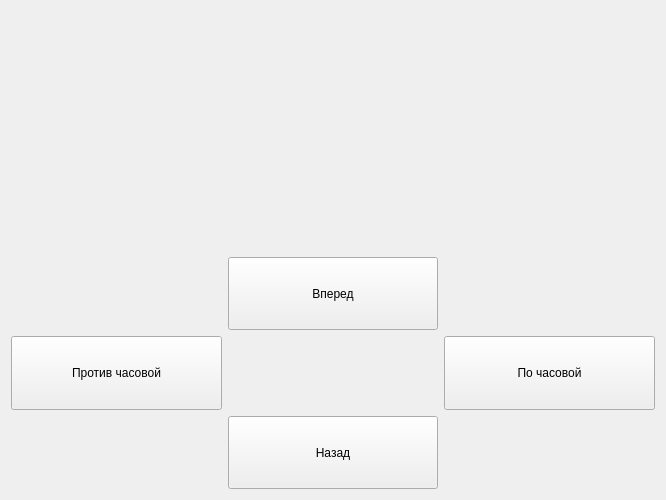
Kubikator/youbot_ros2_controller, file src/youbot_webots_controller/ui/UI_PlatformCTL.ui: the form before one commit.
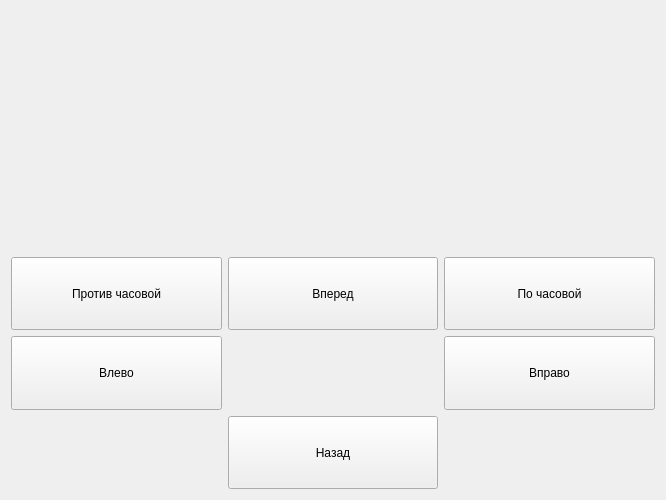
The form after the commit.

The edit to the form file:
```diff
--- a/src/youbot_webots_controller/ui/UI_PlatformCTL.ui
+++ b/src/youbot_webots_controller/ui/UI_PlatformCTL.ui
@@ -121,23 +121,20 @@
        </property>
       </widget>
      </item>
-     <item row="1" column="0">
-      <widget class="QPushButton" name="b_counterClockwise">
-       <property name="sizePolicy">
-        <sizepolicy hsizetype="Expanding" vsizetype="Expanding">
-         <horstretch>0</horstretch>
-         <verstretch>0</verstretch>
-        </sizepolicy>
-       </property>
-       <property name="text">
-        <string>Против часовой</string>
-       </property>
-       <property name="checkable">
-        <bool>false</bool>
-       </property>
-      </widget>
-     </item>
      <item row="1" column="2">
+      <widget class="QPushButton" name="b_right">
+       <property name="sizePolicy">
+        <sizepolicy hsizetype="Expanding" vsizetype="Expanding">
+         <horstretch>0</horstretch>
+         <verstretch>0</verstretch>
+        </sizepolicy>
+       </property>
+       <property name="text">
+        <string>Вправо</string>
+       </property>
+      </widget>
+     </item>
+     <item row="0" column="2">
       <widget class="QPushButton" name="b_clockwise">
        <property name="sizePolicy">
         <sizepolicy hsizetype="Expanding" vsizetype="Expanding">
@@ -153,6 +150,35 @@
        </property>
       </widget>
      </item>
+     <item row="1" column="0">
+      <widget class="QPushButton" name="b_left">
+       <property name="sizePolicy">
+        <sizepolicy hsizetype="Expanding" vsizetype="Expanding">
+         <horstretch>0</horstretch>
+         <verstretch>0</verstretch>
+        </sizepolicy>
+       </property>
+       <property name="text">
+        <string>Влево</string>
+       </property>
+      </widget>
+     </item>
+     <item row="0" column="0">
+      <widget class="QPushButton" name="b_counterClockwise">
+       <property name="sizePolicy">
+        <sizepolicy hsizetype="Expanding" vsizetype="Expanding">
+         <horstretch>0</horstretch>
+         <verstretch>0</verstretch>
+        </sizepolicy>
+       </property>
+       <property name="text">
+        <string>Против часовой</string>
+       </property>
+       <property name="checkable">
+        <bool>false</bool>
+       </property>
+      </widget>
+     </item>
     </layout>
    </item>
   </layout>
```
Left out of the diff: 32 changed lines with no effect on the pictures.
